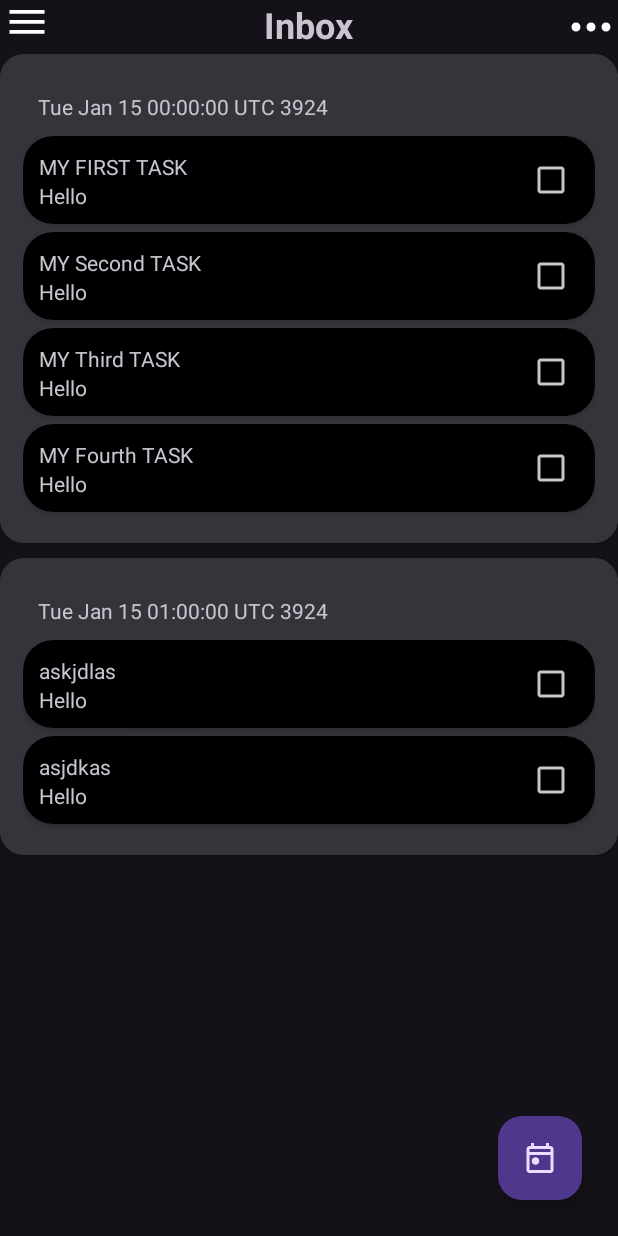
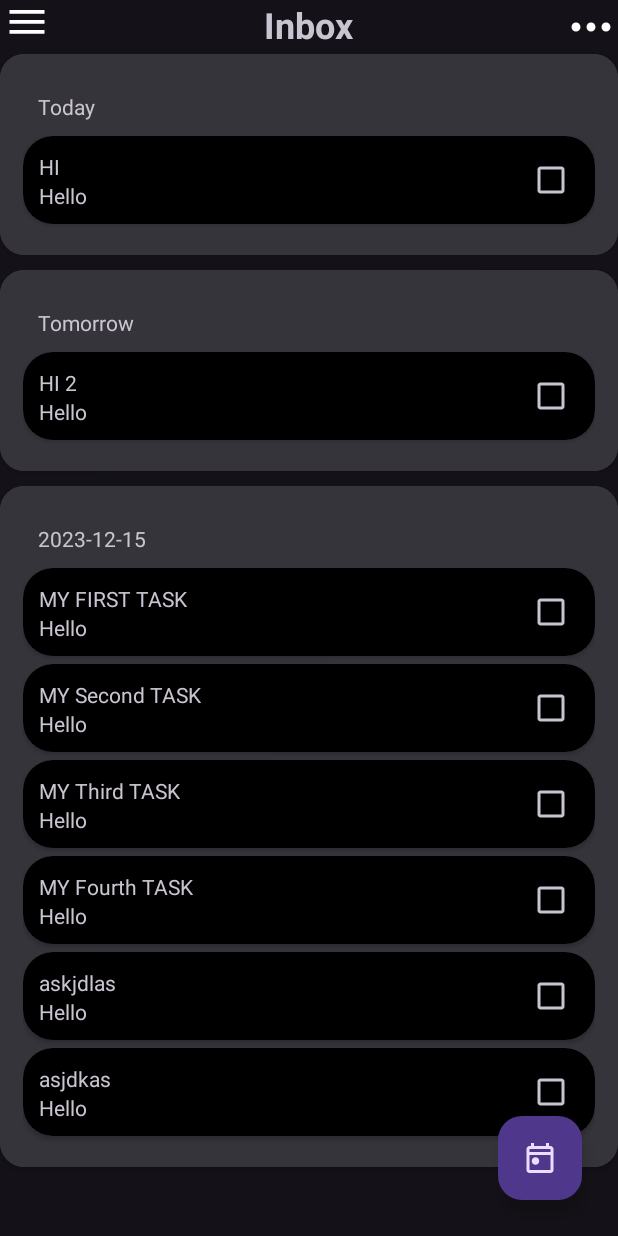
Before and after one commit to hekolcu/TickTick, an Android app: the TasksActivity screen opened directly, with no data from a screen before it, on a phone screen of 412 x 824 dp. Run offline under Robolectric (Android 15) with nearby library versions, the phone set to English and light mode, and no system bars; Roboto replaces fonts that are not available here.

Commit message:
changed grouping of task to group by Today and Tomorrow then date instead of just date

```diff
--- a/app/src/main/java/com/ticktick/TasksActivity.kt
+++ b/app/src/main/java/com/ticktick/TasksActivity.kt
@@ -7,6 +7,9 @@ import com.ticktick.adapters.TaskGroupAdapter
 import com.ticktick.databinding.ActivityTasksBinding
 import com.ticktick.model.Task
 import java.util.Date
+import java.text.SimpleDateFormat
+import java.util.Calendar
+import java.util.Locale
 
 class TasksActivity : AppCompatActivity() {
     private lateinit var binding: ActivityTasksBinding
@@ -16,19 +19,35 @@ class TasksActivity : AppCompatActivity() {
         setContentView(binding.root)
 
         val tasks = ArrayList<Task>()
-        tasks.add(Task("MY FIRST TASK", "Hello", Date(2023, 12, 15, 0, 0, 0)))
-        tasks.add(Task("MY Second TASK", "Hello", Date(2023, 12, 15, 0, 0, 0)))
-        tasks.add(Task("MY Third TASK", "Hello", Date(2023, 12, 15, 0, 0, 0)))
-        tasks.add(Task("MY Fourth TASK", "Hello", Date(2023, 12, 15, 0, 0, 0)))
+        tasks.add(Task("HI", "Hello", Date(2023 - 1900, 12 - 1, 26, 1, 0, 0)))
+        tasks.add(Task("HI 2", "Hello", Date(2023 - 1900, 12 - 1, 27, 1, 0, 0)))
 
-        tasks.add(Task("askjdlas", "Hello", Date(2023, 12, 15, 1, 0, 0)))
-        tasks.add(Task("asjdkas", "Hello", Date(2023, 12, 15, 1, 0, 0)))
-        val tasksGroupedByDate = tasks.groupBy { it.dueDate }
+        tasks.add(Task("MY FIRST TASK", "Hello", Date(2023 - 1900, 12 - 1, 15, 0, 0, 0)))
+        tasks.add(Task("MY Second TASK", "Hello", Date(2023 - 1900, 12 - 1, 15, 0, 0, 0)))
+        tasks.add(Task("MY Third TASK", "Hello", Date(2023 - 1900, 12 - 1, 15, 0, 0, 0)))
+        tasks.add(Task("MY Fourth TASK", "Hello", Date(2023 - 1900, 12 - 1, 15, 0, 0, 0)))
+
+        tasks.add(Task("askjdlas", "Hello", Date(2023 - 1900, 12 - 1, 15, 1, 0, 0)))
+        tasks.add(Task("asjdkas", "Hello", Date(2023 - 1900, 12 - 1, 15, 1, 0, 0)))
+
+        val dateFormat = SimpleDateFormat("yyyy-MM-dd", Locale.ENGLISH)
+        val today = Calendar.getInstance()
+        val tomorrow = Calendar.getInstance().apply { add(Calendar.DAY_OF_YEAR, 1) }
+
+        val tasksGroupedByDateRef = tasks.groupBy {
+            val taskDate = Calendar.getInstance().apply { time = it.dueDate }
+
+            when {
+                dateFormat.format(taskDate.time) == dateFormat.format(today.time) -> "Today"
+                dateFormat.format(taskDate.time) == dateFormat.format(tomorrow.time) -> "Tomorrow"
+                else -> dateFormat.format(taskDate.time)
+            }
+        }
 
         val layoutManager = LinearLayoutManager(this@TasksActivity)
         layoutManager.orientation = LinearLayoutManager.VERTICAL
         binding.rvTaskGroup.layoutManager = layoutManager
 
-        binding.rvTaskGroup.adapter = TaskGroupAdapter(this@TasksActivity, tasksGroupedByDate)
+        binding.rvTaskGroup.adapter = TaskGroupAdapter(this@TasksActivity, tasksGroupedByDateRef)
     }
 }
--- a/app/src/main/java/com/ticktick/adapters/TaskGroupAdapter.kt
+++ b/app/src/main/java/com/ticktick/adapters/TaskGroupAdapter.kt
@@ -9,11 +9,10 @@ import android.widget.TextView
 import androidx.recyclerview.widget.RecyclerView
 import com.ticktick.R
 import com.ticktick.model.Task
-import java.util.Date
 
 class TaskGroupAdapter(
     private val context: Context,
-    private val groupedTasksMap: Map<Date, List<Task>>
+    private val groupedTasksMap: Map<String, List<Task>>
 ): RecyclerView.Adapter<TaskGroupAdapter.GroupedTasksViewHolder>() {
     override fun onCreateViewHolder(viewGroup: ViewGroup, i: Int): GroupedTasksViewHolder {
         val itemView = LayoutInflater.from(context).inflate(
@@ -26,7 +25,7 @@ class TaskGroupAdapter(
 
     override fun onBindViewHolder(groupedTasksViewHolder: GroupedTasksViewHolder, position: Int) {
         val date = groupedTasksMap.keys.toList()[position]
-        groupedTasksViewHolder.header.text = date.toString()
+        groupedTasksViewHolder.header.text = date
 
         for (task in groupedTasksMap[date]!!) {
             val itemView = LayoutInflater.from(context).inflate(
```
